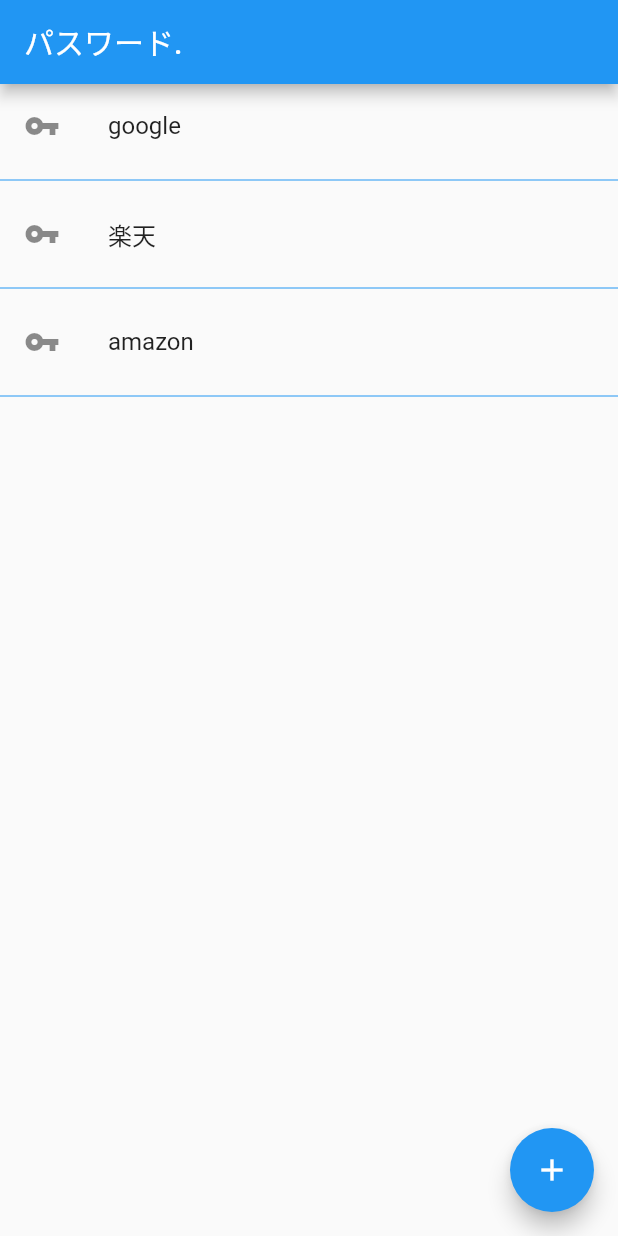
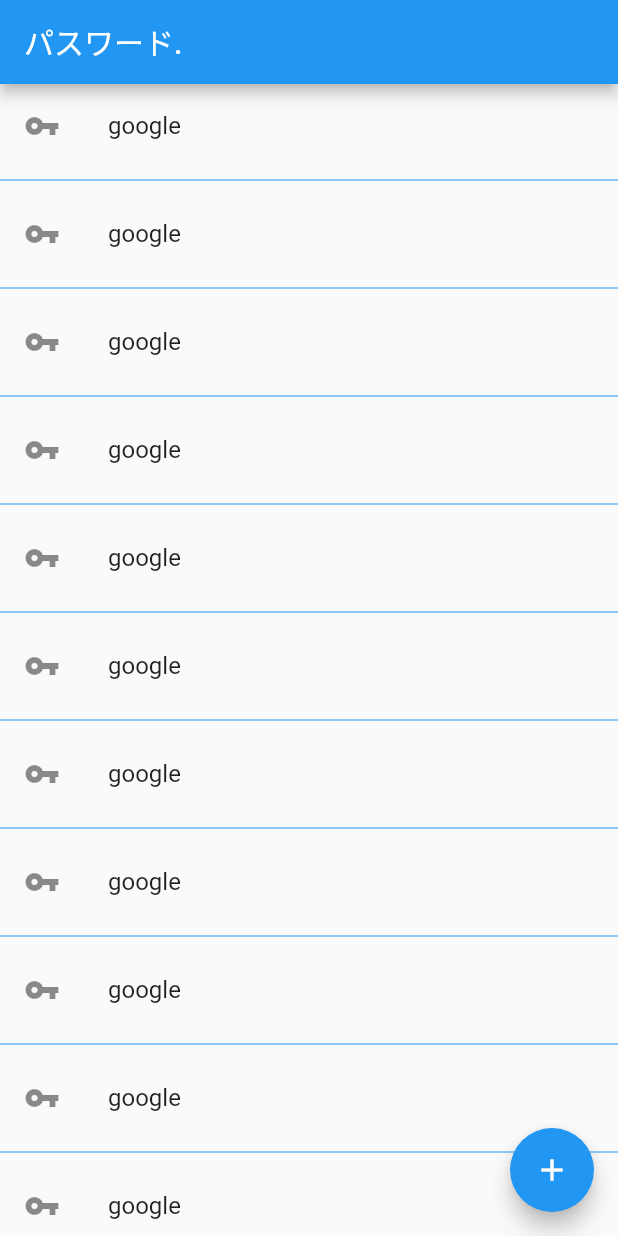
Before and after one commit to okatoku331/todo_list, a Flutter app: the screen it shows after launch, on a phone screen of 412 x 824 dp. Run offline on Flutter 3.47's test engine with Material 2 defaults, Android fonts, the phone set to English and light mode, and no system bars.

Commit message:
第６版　動的表示準備２/ ListVew.builder()

```diff
--- a/lib/main.dart
+++ b/lib/main.dart
@@ -42,7 +42,9 @@ class _MyHomePageState extends State<MyHomePage> {
       appBar: AppBar(
         title: Text('パスワード.'),
       ),
-      body: ListView(
+      body: ListView.builder(
+        itemBuilder: (BuildContext contex, int index) {
+          return Column(
             children: [
               ListTile(
                 leading: Icon(Icons.vpn_key),
@@ -51,21 +53,9 @@ class _MyHomePageState extends State<MyHomePage> {
               Divider(
                 color: Colors.blue,
               ),
-          ListTile(
-            leading: Icon(Icons.vpn_key),
-            title: Text(titleList[1]),
-          ),
-          Divider(
-            color: Colors.blue,
-          ),
-          ListTile(
-            leading: Icon(Icons.vpn_key),
-            title: Text(titleList[2]),
-          ),
-          Divider(
-            color: Colors.blue,
-          ),
             ],
+          );
+        },
       ),
       floatingActionButton: FloatingActionButton(
         onPressed: _incrementCounter,
```
Lines whose indentation alone changed are shown as unchanged.
